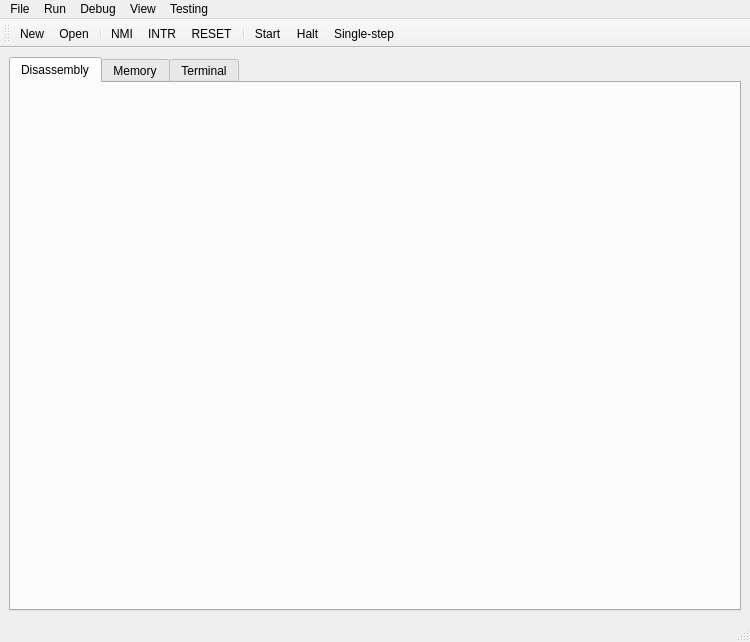
The window that src/Sim86Window.ui (sundrythoughts/EmuCpu) describes before a commit, drawn with Qt 5.
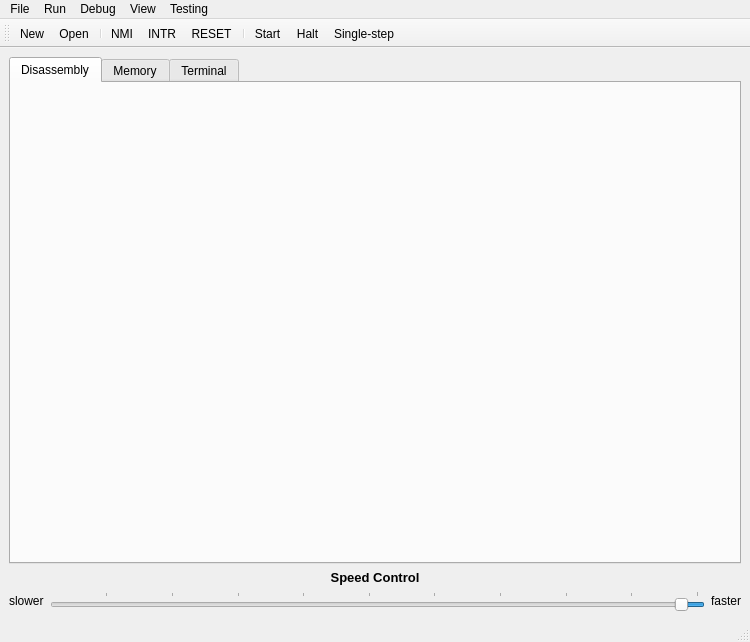
The same window after the commit.

Commit message: Added a new CpuComponent class to fix sic++/qt conflicts. Added correct hlt code. Finished disassembly code and interface monitoring. Fixed segfault when no file was loaded and run was pressed.

Patch:
```diff
--- a/src/Sim86Window.ui
+++ b/src/Sim86Window.ui
@@ -16,6 +16,12 @@
     <verstretch>0</verstretch>
    </sizepolicy>
   </property>
+  <property name="maximumSize">
+   <size>
+    <width>16777215</width>
+    <height>16777215</height>
+   </size>
+  </property>
   <property name="windowTitle">
    <string>MainWindow</string>
   </property>
@@ -49,6 +55,72 @@
       </widget>
      </widget>
     </item>
+    <item>
+     <widget class="QLabel" name="label_2">
+      <property name="font">
+       <font>
+        <pointsize>10</pointsize>
+        <weight>75</weight>
+        <bold>true</bold>
+       </font>
+      </property>
+      <property name="text">
+       <string>Speed Control</string>
+      </property>
+      <property name="alignment">
+       <set>Qt::AlignCenter</set>
+      </property>
+     </widget>
+    </item>
+    <item>
+     <layout class="QHBoxLayout" name="horizontalLayout">
+      <item>
+       <widget class="QLabel" name="label">
+        <property name="text">
+         <string>slower</string>
+        </property>
+       </widget>
+      </item>
+      <item>
+       <widget class="QSlider" name="m_sld_speed">
+        <property name="minimum">
+         <number>2500</number>
+        </property>
+        <property name="maximum">
+         <number>1000000</number>
+        </property>
+        <property name="value">
+         <number>5000</number>
+        </property>
+        <property name="tracking">
+         <bool>true</bool>
+        </property>
+        <property name="orientation">
+         <enum>Qt::Horizontal</enum>
+        </property>
+        <property name="invertedAppearance">
+         <bool>true</bool>
+        </property>
+        <property name="invertedControls">
+         <bool>false</bool>
+        </property>
+        <property name="tickPosition">
+         <enum>QSlider::TicksAbove</enum>
+        </property>
+        <property name="tickInterval">
+         <number>10000</number>
+        </property>
+       </widget>
+      </item>
+      <item>
+       <widget class="QLabel" name="label_3">
+        <property name="text">
+         <string>faster</string>
+        </property>
+       </widget>
+      </item>
+     </layout>
+    </item>
    </layout>
   </widget>
   <widget class="QMenuBar" name="menubar">
```
The commit also changes 48 other files.
